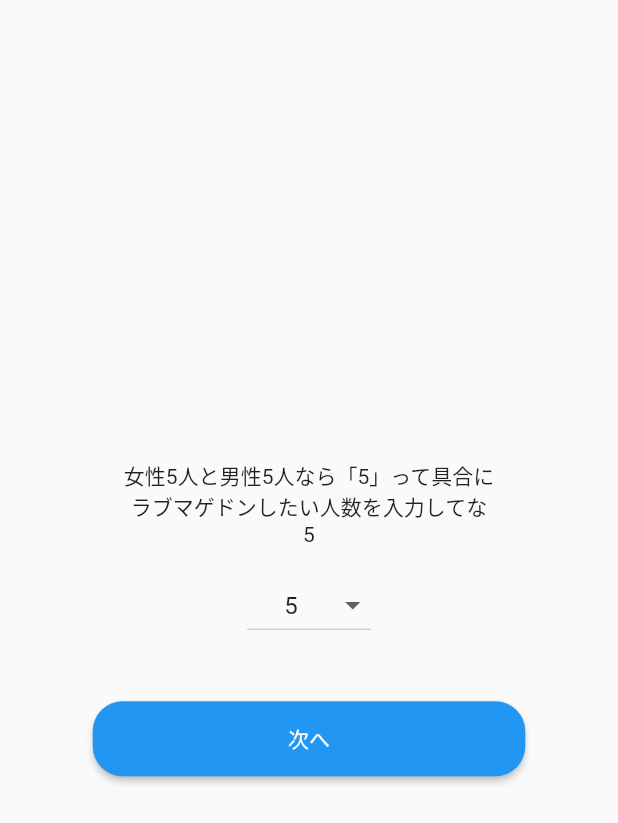
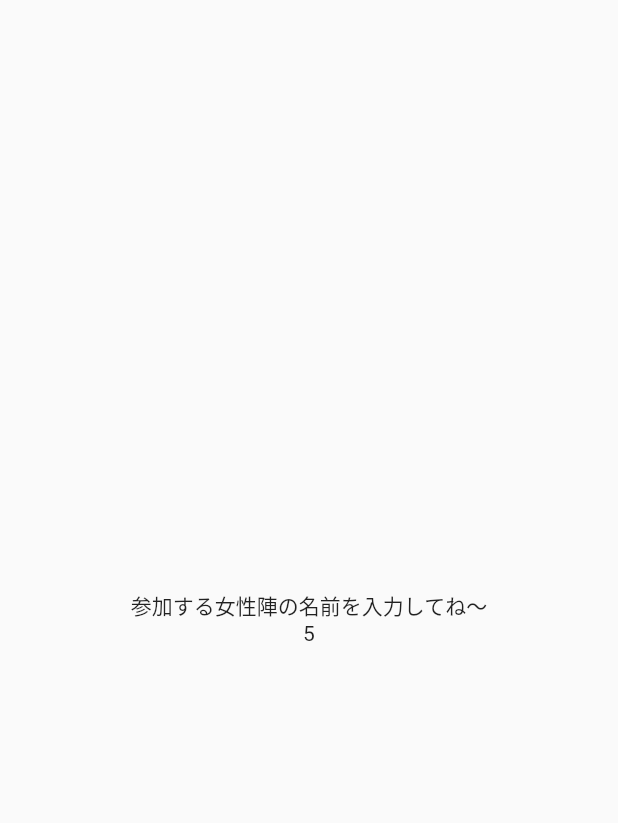
Before and after one commit to gentixyann/lovemageddon, a Flutter app: the screen it shows after launch, after a tap on "次へ", on a phone screen of 412 x 824 dp. Shown: the top 823 px of the screen. Run offline on Flutter 3.47's test engine with Material 2 defaults, Android fonts, the phone set to English and light mode, and no system bars; our stand-ins replace flutter_riverpod.

Commit message:
女性の名前を入力するscreenを作成

```diff
--- a/lib/features/number_members/dropdown_button.dart
+++ /dev/null
@@ -1,13 +0,0 @@
-import 'package:flutter/material.dart';
-import 'package:flutter_riverpod/flutter_riverpod.dart';
-
-const List<String> list = <String>['One', 'Two', 'Three', 'Four'];
-
-class DropdownButton extends ConsumerWidget {
-  String dropdownValue = list.first;
-
-  @override
-  Widget build(BuildContext context, WidgetRef ref) {
-    return DropdownButton();
-  }
-}
--- a/lib/features/number_members/number_members_screen.dart
+++ b/lib/features/number_members/number_members_screen.dart
@@ -1,12 +1,8 @@
 import 'package:flutter/material.dart';
 import 'package:flutter/services.dart';
 import 'package:flutter_riverpod/flutter_riverpod.dart';
-
-// プロバイダー。この部分は別ファイルで切り出すべき？
-final numberProvider = StateProvider<int?>((ref) {
-  // 変化するデータ
-  return 5;
-});
+import 'package:lovemageddon/features/woman_name/woman_name_screen.dart';
+import 'package:lovemageddon/providers/providers.dart';
 
 class NumberMembersScreen extends ConsumerStatefulWidget {
   const NumberMembersScreen({super.key});
@@ -18,8 +14,9 @@ class NumberMembersScreen extends ConsumerStatefulWidget {
 class _NumberMembersScreen extends ConsumerState<NumberMembersScreen> {
   List<int> items = [3, 4, 5];
 
-  void confirmNumber(WidgetRef ref) {
-    final notifier = ref.read(numberProvider.notifier);
+  void moveStep(BuildContext ctx) {
+    Navigator.push(
+        context, MaterialPageRoute(builder: (ctx) => const WomanNameScreen()));
   }
 
   @override
@@ -36,7 +33,7 @@ class _NumberMembersScreen extends ConsumerState<NumberMembersScreen> {
               '女性5人と男性5人なら「5」って具合に',
             ),
             const Text(
-              'ラブマゲドンしたい人数を入力してな',
+              '2人1組でラブマゲドンしたい人数を入力してな',
             ),
             Text(
               numberOfMember.toString(),
@@ -63,7 +60,7 @@ class _NumberMembersScreen extends ConsumerState<NumberMembersScreen> {
             SizedBox(
               width: _screenSize.width * 0.7,
               child: ElevatedButton(
-                onPressed: () => confirmNumber(ref),
+                onPressed: () => moveStep(context),
                 style: ElevatedButton.styleFrom(
                   minimumSize: const Size(double.infinity, 50),
                   shape: RoundedRectangleBorder(
--- /dev/null
+++ b/lib/features/woman_name/woman_name_screen.dart
@@ -0,0 +1,24 @@
+import 'package:flutter/material.dart';
+import 'package:flutter_riverpod/flutter_riverpod.dart';
+import 'package:lovemageddon/providers/providers.dart';
+
+class WomanNameScreen extends ConsumerWidget {
+  const WomanNameScreen({super.key});
+
+  @override
+  Widget build(BuildContext context, WidgetRef ref) {
+    final numberOfMember = ref.watch(numberProvider);
+    return Scaffold(
+        body: Center(
+      child: Column(
+        mainAxisSize: MainAxisSize.min,
+        children: [
+          const Text(
+            '参加する女性陣の名前を入力してね〜',
+          ),
+          Text(numberOfMember.toString())
+        ],
+      ),
+    ));
+  }
+}
--- /dev/null
+++ b/lib/providers/providers.dart
@@ -0,0 +1,6 @@
+import 'package:flutter_riverpod/flutter_riverpod.dart';
+
+final numberProvider = StateProvider<int?>((ref) {
+  // 変化するデータ
+  return 5;
+});
```
